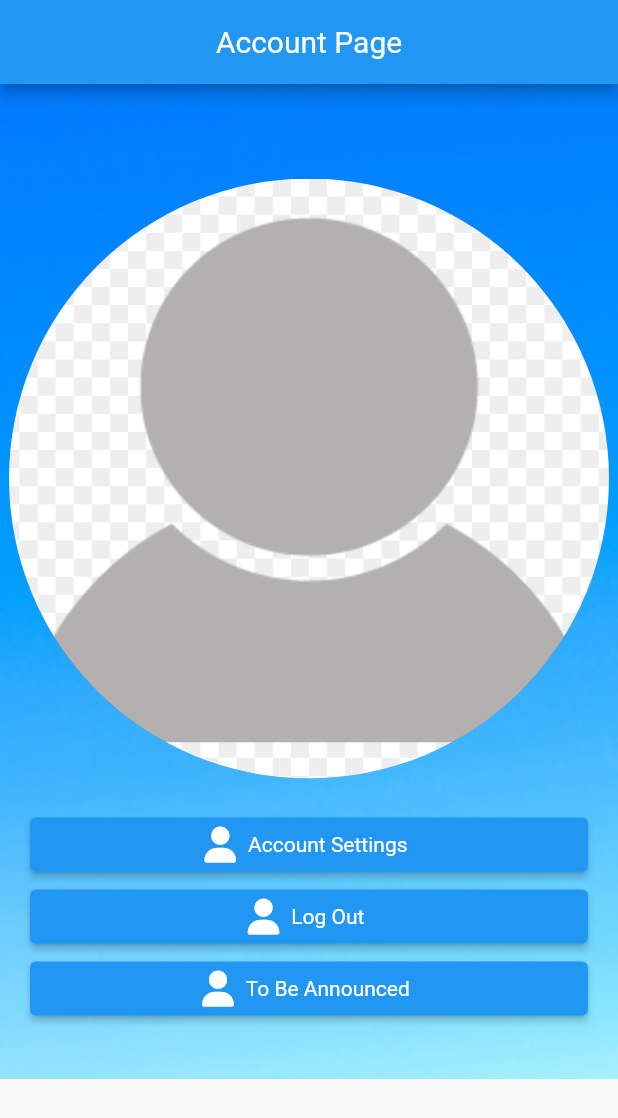
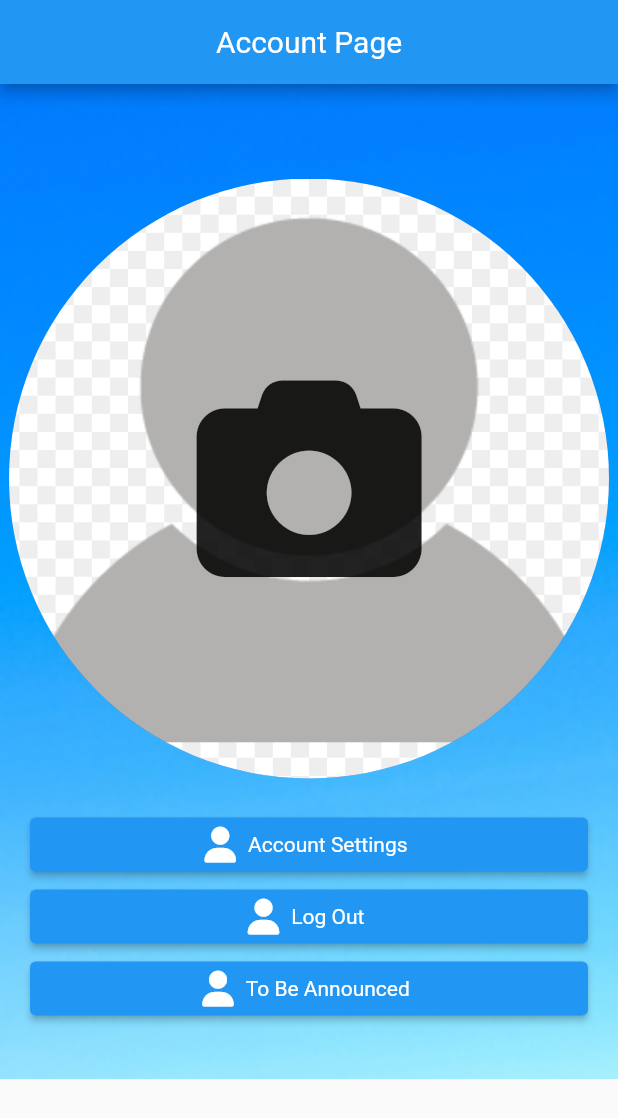
Before and after one commit to AllifAmey/blogapp-frontend, a Flutter app: the Account screen opened by its route, on a phone screen of 412 x 824 dp. Shown: the top 1118 px of the screen. Run offline on Flutter 3.47's test engine with Material 2 defaults, Android fonts, the phone set to English and light mode, and no system bars; our stand-ins replace font_awesome_flutter, image_picker; accounts and stored records are empty.

Commit message:
added ability to pick profile picture from camera - frontend

```diff
--- a/lib/providers/user_app_setting_provider.dart
+++ b/lib/providers/user_app_setting_provider.dart
@@ -21,6 +21,7 @@ class UserAppSettingsProvider with ChangeNotifier {
   UserAppSettingsProvider();
 
   UserAppSettings? userSettings;
+  File? userProfilePicture;
 
   int userSettingsId = 0;
 
--- a/lib/screens/account_profile_screen.dart
+++ b/lib/screens/account_profile_screen.dart
@@ -1,3 +1,4 @@
+import 'package:flutter/cupertino.dart';
 import 'package:flutter/material.dart';
 import 'package:provider/provider.dart';
 import 'package:font_awesome_flutter/font_awesome_flutter.dart';
@@ -23,13 +24,15 @@ class _AccountState extends State<Account> {
   Widget build(BuildContext context) {
     var userData = Provider.of<UserProvider>(context);
     var userProfilePicture = Provider.of<UserAppSettingsProvider>(context);
-    File pickedImage;
+    File? pickedImage;
 
     void _pickImage() async {
+      // picks the image using the camera
+      // image is converted to a file class and stored in UserAppSettings Provider
       final pickedImageFile = await ImagePicker().pickImage(source: ImageSource.camera);
       setState(() {
         pickedImage= File(pickedImageFile?.path as String);
-        userProfilePicture.postImage(pickedImage= File(pickedImageFile?.path as String));
+        userProfilePicture.userProfilePicture = pickedImage;
       });
     }
 
@@ -40,10 +43,6 @@ class _AccountState extends State<Account> {
         centerTitle: true,
       ),
       body: SingleChildScrollView(
-        child: GestureDetector(
-          onTap: () async{
-            _pickImage();
-          },
         child: Container(
           decoration: const BoxDecoration(
             image: DecorationImage(
@@ -55,9 +54,19 @@ class _AccountState extends State<Account> {
               const SizedBox(height: 20,),
               Text("${userData.getUser()}"),
               const SizedBox(height: 20,),
-                const CircleAvatar(
+              Stack(
+                alignment: AlignmentDirectional.center,
+                children: [CircleAvatar(
                     radius: 200,
-                    backgroundImage: AssetImage('assets/images/default_user_profile_img.png')),
+                    backgroundImage: userProfilePicture.userProfilePicture==null ? AssetImage('assets/images/default_user_profile_img.png') : FileImage(userProfilePicture.userProfilePicture!) as ImageProvider<Object>,
+                ),
+                  if (userProfilePicture.userProfilePicture==null) IconButton(
+                    iconSize: 150.0,
+                    onPressed: _pickImage,
+                    icon: FaIcon(FontAwesomeIcons.camera),
+                  )
+                ]
+              ),
               Container(
                 height: 200,
                 padding: const EdgeInsets.all(20),
@@ -98,7 +107,6 @@ class _AccountState extends State<Account> {
           ),
         ),
       ),
-      ),
     );
   }
 }
```
Lines whose indentation alone changed are shown as unchanged.
